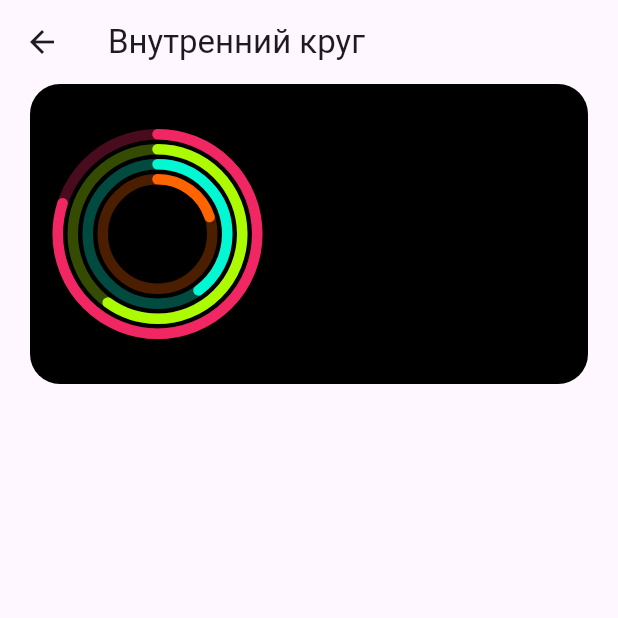
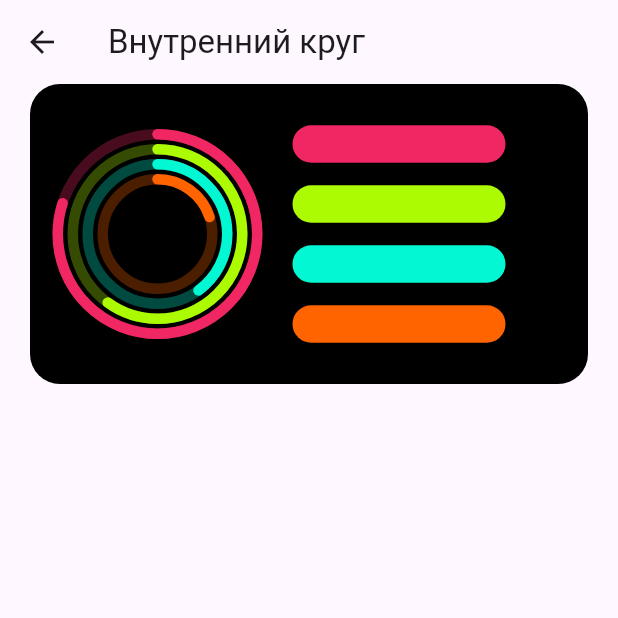
Before and after one commit to nazarovad/RatRace, a Flutter app: the FirstCircle screen opened directly, on a phone screen of 412 x 824 dp, the top half of it. Run offline on Flutter 3.47's test engine with Material 3 defaults, Android fonts, the light colour scheme and no system bars; drawn by our look-alikes of percent_indicator.

Commit message:
Сделал правые полосочки напротив круговой диаграммы

```diff
--- a/lib/First_circle.dart
+++ b/lib/First_circle.dart
@@ -2,8 +2,14 @@ import 'package:flutter/material.dart';
 import 'package:percent_indicator/percent_indicator.dart';
 
 class FirstCircle extends StatelessWidget {
+
+  double height_right_line = 25;
+  double width_right_line = 142;
+
+
   @override
   Widget build(BuildContext context) {
+
     return Scaffold(
         appBar: AppBar(title: Text('Внутренний круг')),
         body: Column(
@@ -78,8 +84,58 @@ class FirstCircle extends StatelessWidget {
                       ),
                     ),
                     Container(
-                      color: Colors.blue,
-                      child: Column(),
+
+                      child: Column(
+                        mainAxisAlignment: MainAxisAlignment.center,
+                        crossAxisAlignment: CrossAxisAlignment.center,
+                        children: <Widget>[
+                          Container(
+                            decoration: BoxDecoration(
+                              borderRadius:
+                              BorderRadius.circular(15), // <= No more error here :)
+                              color: Color.fromRGBO(241, 39, 99,1),
+                            ),
+                            margin: EdgeInsets.only( bottom: 15),
+                            height: height_right_line,
+                            width: width_right_line,
+
+
+                          ),
+                          Container(
+                            decoration: BoxDecoration(
+                              borderRadius:
+                              BorderRadius.circular(15), // <= No more error here :)
+                              color: Color.fromRGBO(172, 251, 2,1),
+                            ),
+                            margin: EdgeInsets.only(left: 20.0, right: 20.0, bottom: 15),
+                            height: height_right_line,
+                            width: width_right_line,
+                            padding: EdgeInsets.all(15),
+                          ),
+                          Container(
+                            decoration: BoxDecoration(
+                              borderRadius:
+                              BorderRadius.circular(15), // <= No more error here :)
+                              color: Color.fromRGBO(3, 247, 211,1),
+                            ),
+                            margin: EdgeInsets.only(left: 20.0, right: 20.0, bottom: 15),
+                            height: height_right_line,
+                            width: width_right_line,
+                            padding: EdgeInsets.all(15),
+                          ),
+                          Container(
+                            decoration: BoxDecoration(
+                              borderRadius:
+                              BorderRadius.circular(15), // <= No more error here :)
+                              color: Color.fromRGBO(255, 100, 0,1),
+                            ),
+                            margin: EdgeInsets.only(left: 20.0, right: 20.0),
+                            height: height_right_line,
+                            width: width_right_line,
+                            padding: EdgeInsets.all(15),
+                          )
+                        ],
+                      ),
                     )
 
 
```
